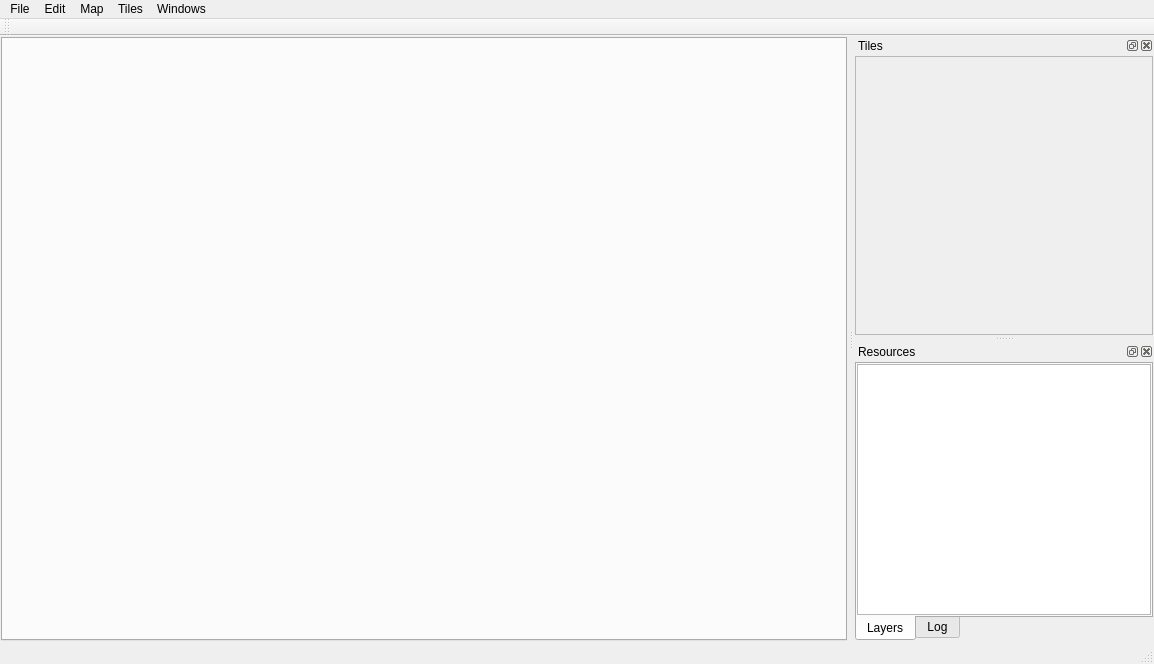
First picture: the form in RolePlayer/roleplayer.ui, repository jswigart/roleplayer, before the edit.
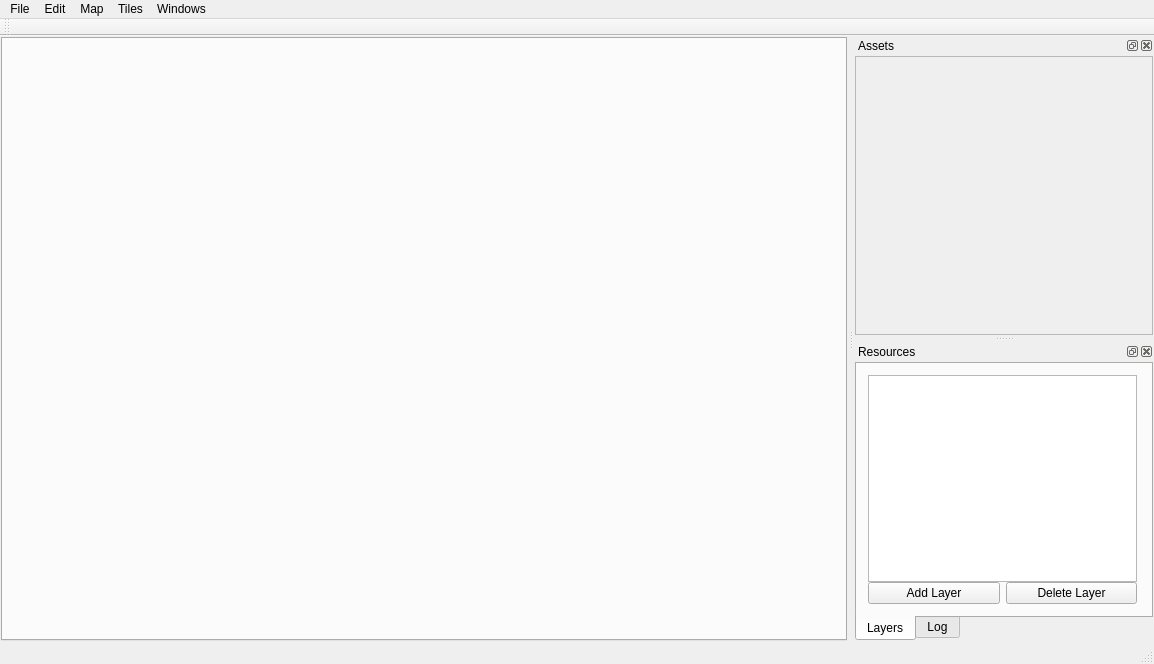
Second picture: the form after the edit.

Commit message: tools, polygon creation, tile placement, layers wip

The edit to the form file:
```diff
--- a/RolePlayer/roleplayer.ui
+++ b/RolePlayer/roleplayer.ui
@@ -113,7 +113,7 @@
     </size>
    </property>
    <property name="windowTitle">
-    <string>Tiles</string>
+    <string>Assets</string>
    </property>
    <attribute name="dockWidgetArea">
     <number>2</number>
@@ -203,14 +203,20 @@
         <attribute name="title">
          <string>Layers</string>
         </attribute>
-        <layout class="QGridLayout" name="gridLayout_2">
-         <property name="margin">
-          <number>0</number>
+        <widget class="QWidget" name="">
+         <property name="geometry">
+          <rect>
+           <x>0</x>
+           <y>0</y>
+           <width>291</width>
+           <height>251</height>
+          </rect>
          </property>
+         <layout class="QVBoxLayout" name="verticalLayout_3">
          <property name="spacing">
           <number>0</number>
          </property>
-         <item row="0" column="0">
+          <item>
           <widget class="QTreeView" name="treeViewLayers">
            <property name="iconSize">
             <size>
@@ -223,7 +229,26 @@
            </property>
           </widget>
          </item>
-        </layout>
+          <item>
+           <layout class="QHBoxLayout" name="horizontalLayout">
+            <item>
+             <widget class="QPushButton" name="buttonLayerAdd">
+              <property name="text">
+               <string>Add Layer</string>
+              </property>
+             </widget>
+            </item>
+            <item>
+             <widget class="QPushButton" name="buttonLayerDelete">
+              <property name="text">
+               <string>Delete Layer</string>
+              </property>
+             </widget>
+            </item>
+           </layout>
+          </item>
+         </layout>
+        </widget>
        </widget>
        <widget class="QWidget" name="tabLog">
         <attribute name="title">
```
Lines whose indentation alone changed are shown as unchanged. The commit also changes 14 other files.
